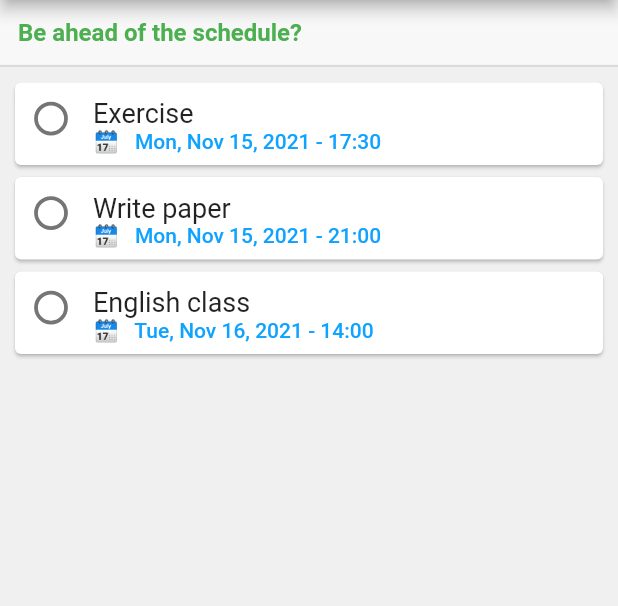
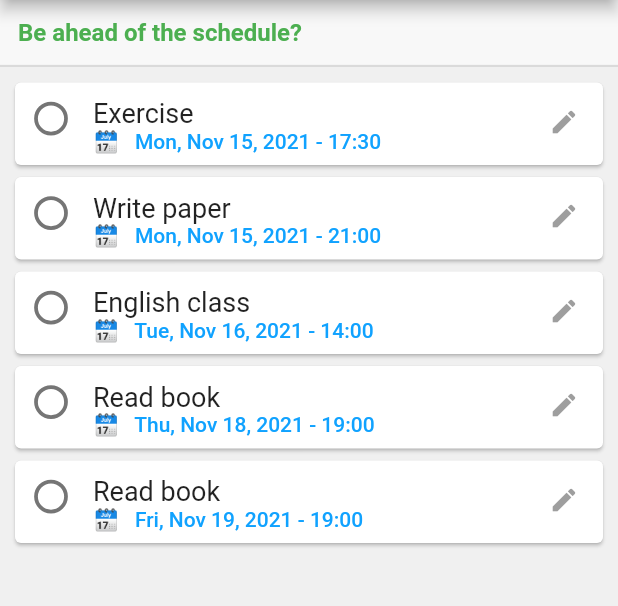
Before and after one commit to hoangknguyen1807/flutter_simple_todo_list, a Flutter app: the screen it shows after launch, after a tap on "Upcoming", on a phone screen of 412 x 824 dp, the part 84-690 px from its top. Run offline on Flutter 3.47's test engine with Material 2 defaults, Android fonts, the phone set to English and light mode, and no system bars; our stand-ins replace hive_flutter; accounts and stored records are empty.

Commit message:
Added logic for creating a new ToDo item

```diff
--- a/lib/src/models/todo_item.model.dart
+++ b/lib/src/models/todo_item.model.dart
@@ -1,8 +1,14 @@
 class ToDoItemModel {
-  String _title = '';
-  DateTime _occurTime = DateTime.now();
-  String _description = '';
+  String _title;
+  DateTime _occurTime;
+  String _description;
   bool _isDone;
+
+  ToDoItemModel.empty() :
+    _title = '',
+    _occurTime = DateTime.now(),
+    _description = '',
+    _isDone = false;
 
   ToDoItemModel(
     this._title, this._occurTime,
--- a/lib/src/providers/todo_items_provider.dart
+++ b/lib/src/providers/todo_items_provider.dart
@@ -12,7 +12,6 @@ class ToDoItemsProvider extends ChangeNotifier {
 
   ToDoItemsProvider(List<ToDoItemModel> allStoredItems) {
     _allItems.addAll(allStoredItems);
-
     update();
   }
 
@@ -29,11 +28,12 @@ class ToDoItemsProvider extends ChangeNotifier {
 
   void add(ToDoItemModel item) {
     _allItems.add(item);
-    notifyListeners();
+    update();
   }
 
   void remove(ToDoItemModel item) {
     _allItems.remove(item);
+    update();
   }
 
   void update() {
--- a/lib/src/simple_todo_list_app.dart
+++ b/lib/src/simple_todo_list_app.dart
@@ -22,7 +22,9 @@ class _SimpleToDoListAppState extends State<SimpleToDoListApp> {
     ToDoItemModel('English class', DateTime(2021, 11, 16, 14, 0), false, 'Learn on Zoom'),
     ToDoItemModel('Write paper', DateTime(2021, 11, 15, 21)),
     ToDoItemModel('Exercise', DateTime(2021, 11, 15, 17, 30)),
-    ToDoItemModel('Read book', DateTime(2021, 11, 14, 19, 0))
+    ToDoItemModel('Read book', DateTime(2021, 11, 14, 19, 0)),
+    ToDoItemModel('Read book', DateTime(2021, 11, 18, 19, 0)),
+    ToDoItemModel('Read book', DateTime(2021, 11, 19, 19, 0))
   ];
 
   @override
--- a/lib/src/utils/navigator_utils.dart
+++ b/lib/src/utils/navigator_utils.dart
@@ -1,7 +1,7 @@
 
 import 'package:flutter/material.dart';
 
-class NavigatorUtils {
+abstract class NavigatorUtils {
   static void navigateToScreen(BuildContext context, Widget screen) {
     Navigator.of(context).push(
       MaterialPageRoute(builder: (context) => screen));
--- a/lib/src/views/home_page/home_page.dart
+++ b/lib/src/views/home_page/home_page.dart
@@ -6,7 +6,9 @@ import 'package:simple_todo_list/src/models/todo_item.model.dart';
 import 'package:simple_todo_list/src/providers/todo_items_provider.dart';
 import 'package:simple_todo_list/src/themes/styles.dart';
 import 'package:simple_todo_list/src/utils/navigator_utils.dart';
+import 'package:simple_todo_list/src/views/edit_todo_item_page/edit_todo_item_page.dart';
 import 'package:simple_todo_list/src/views/home_page/done_todos_page/done_todos_page.dart';
+import 'package:simple_todo_list/src/views/home_page/overdue_todos_page/overdue_todos_page.dart';
 import 'package:simple_todo_list/src/views/home_page/upcoming_todos_page/upcoming_todos_page.dart';
 
 import 'package:simple_todo_list/src/views/widgets/todo_item_card.dart';
@@ -29,14 +31,74 @@ class _HomePageState extends State<HomePage> {
     super.initState();
   }
 
+  _buildListTilesToDoGroups(ToDoItemsProvider toDoItemsProvider) {
+    final int todayCount = toDoItemsProvider.todayItems.length;
+    final int upcomingCount = toDoItemsProvider.upcomingItems.length;
+    final int doneCount = toDoItemsProvider.doneItems.length;
+    final int overdueCount = toDoItemsProvider.pastItems.length;
+
+    return Container(
+      decoration: BoxDecoration(
+        shape: BoxShape.rectangle,
+        borderRadius: BorderRadius.circular(16),
+        color: Colors.white
+      ),
+      margin: const EdgeInsets.only(top: 8),
+      alignment: Alignment.center,
+      padding: const EdgeInsets.only(left: 10, right: 10),
+      child: ListView(
+          shrinkWrap: true,
+          children: [
+            ListTile(
+              onTap: () {
+                NavigatorUtils.navigateToScreen(
+                  context, const TodayToDosPage());
+              },
+              leading: Text('${DateTime.now().day}',
+                style: const TextStyle(fontSize: 20)),
+              title: const Text('Today'),
+              trailing: Text('$todayCount')
+            ),
+            const Divider(height: 1, thickness: 1),
+            ListTile(
+              onTap: () {
+                NavigatorUtils.navigateToScreen(
+                  context, const UpcomingToDosPage());
+              },
+              leading: const Icon(CupertinoIcons.calendar_today),
+              title: const Text('Upcoming'),
+              trailing: Text('$upcomingCount')
+            ),
+            const Divider(height: 1, thickness: 1),
+            ListTile(
+              onTap: () {
+                NavigatorUtils.navigateToScreen(
+                  context, const DoneToDosPage());
+              },
+              leading: const Icon(CupertinoIcons.check_mark_circled),
+              title: const Text('Done'),
+              trailing: Text('$doneCount')
+            ),
+            const Divider(height: 1, thickness: 1),
+            ListTile(
+              onTap: () {
+                NavigatorUtils.navigateToScreen(
+                  context, const OverdueToDosPage());
+              },
+              leading: const Icon(Icons.timer),
+              title: const Text('Overdue'),
+              trailing: Text('$overdueCount')
+            ),
+          ]
+        ),
+    );
+  }
+
+
   @override
   Widget build(BuildContext context) {
     var toDoItemsProvider = context.watch<ToDoItemsProvider>();
     List<ToDoItemModel> allToDoItems = toDoItemsProvider.allItems;
-
-    final int todayCount = toDoItemsProvider.todayItems.length;
-    final int upcomingCount = toDoItemsProvider.upcomingItems.length;
-    final int doneCount = toDoItemsProvider.doneItems.length;
 
     return Scaffold(
       appBar: AppBar(
@@ -44,14 +106,16 @@ class _HomePageState extends State<HomePage> {
         title: const Padding(
           padding: EdgeInsets.only(left: 6),
           child: TextField(
-            style: TextStyle(fontWeight: FontWeight.w500),
+            style: TextStyle(fontWeight: FontWeight.w500, color: Colors.white),
+            cursorColor: Colors.white,
             decoration: InputDecoration(
+              border: UnderlineInputBorder(borderSide: BorderSide.none),
               hintText: 'Search your todos ...',
             )
           ),
         ),
         actions: [
-          IconButton(icon: const Icon(CupertinoIcons.refresh_thick),
+          IconButton(icon: const Icon(CupertinoIcons.arrow_2_circlepath),
             onPressed: () {
               _isLoading = true;
               context.read<ToDoItemsProvider>().update();
@@ -85,51 +149,7 @@ class _HomePageState extends State<HomePage> {
               crossAxisAlignment: CrossAxisAlignment.stretch,
               mainAxisSize: MainAxisSize.max,
               children: [
-                Container(
-                  decoration: BoxDecoration(
-                    shape: BoxShape.rectangle,
-                    borderRadius: BorderRadius.circular(16),
-                    color: Colors.white
-                  ),
-                  margin: const EdgeInsets.only(top: 8),
-                  alignment: Alignment.center,
-                  padding: const EdgeInsets.only(left: 10, right: 10),
-                  child: ListView(
-                      shrinkWrap: true,
-                      children: [
-                        ListTile(
-                          onTap: () {
-                            NavigatorUtils.navigateToScreen(
-                              context, const TodayToDosPage());
-                          },
-                          leading: Text('${DateTime.now().day}',
-                            style: const TextStyle(fontSize: 20)),
-                          title: const Text('Today'),
-                          trailing: Text('$todayCount')
-                        ),
-                        const Divider(height: 1, thickness: 1),
-                        ListTile(
-                          onTap: () {
-                            NavigatorUtils.navigateToScreen(
-                              context, const UpcomingToDosPage());
-                          },
-                          leading: const Icon(CupertinoIcons.calendar_today),
-                          title: const Text('Upcoming'),
-                          trailing: Text('$upcomingCount')
-                        ),
-                        const Divider(height: 1, thickness: 1),
-                        ListTile(
-                          onTap: () {
-                            NavigatorUtils.navigateToScreen(
-                              context, const DoneToDosPage());
-                          },
-                          leading: const Icon(CupertinoIcons.check_mark_circled),
-                          title: const Text('Done'),
-                          trailing: Text('$doneCount')
-                        ),
-                      ]
-                    ),
-                ),
+                _buildListTilesToDoGroups(toDoItemsProvider),
                 const SizedBox(height: 16),
                 const Padding(
                   padding: EdgeInsets.only(left: 8),
@@ -147,6 +167,14 @@ class _HomePageState extends State<HomePage> {
               ]
             ),
         ),
+      ),
+      floatingActionButton: FloatingActionButton(
+        disabledElevation: 0,
+        child: const Icon(Icons.add_sharp, size: 40),
+        onPressed: () {
+          NavigatorUtils.navigateToScreen(context,
+            EditToDoItemPage(ToDoItemModel.empty(), isNewItem: true));
+        }
       )
     );
   }
--- a/lib/src/views/widgets/todo_item_card.dart
+++ b/lib/src/views/widgets/todo_item_card.dart
@@ -1,3 +1,4 @@
+import 'package:flutter/cupertino.dart';
 import 'package:flutter/material.dart';
 import 'package:flutter/widgets.dart';
 import 'package:intl/intl.dart';
@@ -107,7 +108,11 @@ class _ToDoItemCardState extends State<ToDoItemCard> {
                 ],
               ),
             )),
-
+            Container(
+              padding: const EdgeInsets.only(top: 16, right: 16),
+              alignment: Alignment.center,
+              child: const Icon(Icons.edit, size: 20, color: Colors.grey)
+            )
           ],
         )
       ),
```
Also changed, not shown: lib/src/views/edit_todo_item_page/edit_todo_item_page.dart (+18 -2 lines), lib/src/views/home_page/overdue_todos_page/overdue_todos_page.dart (added, +62 -0 lines).
